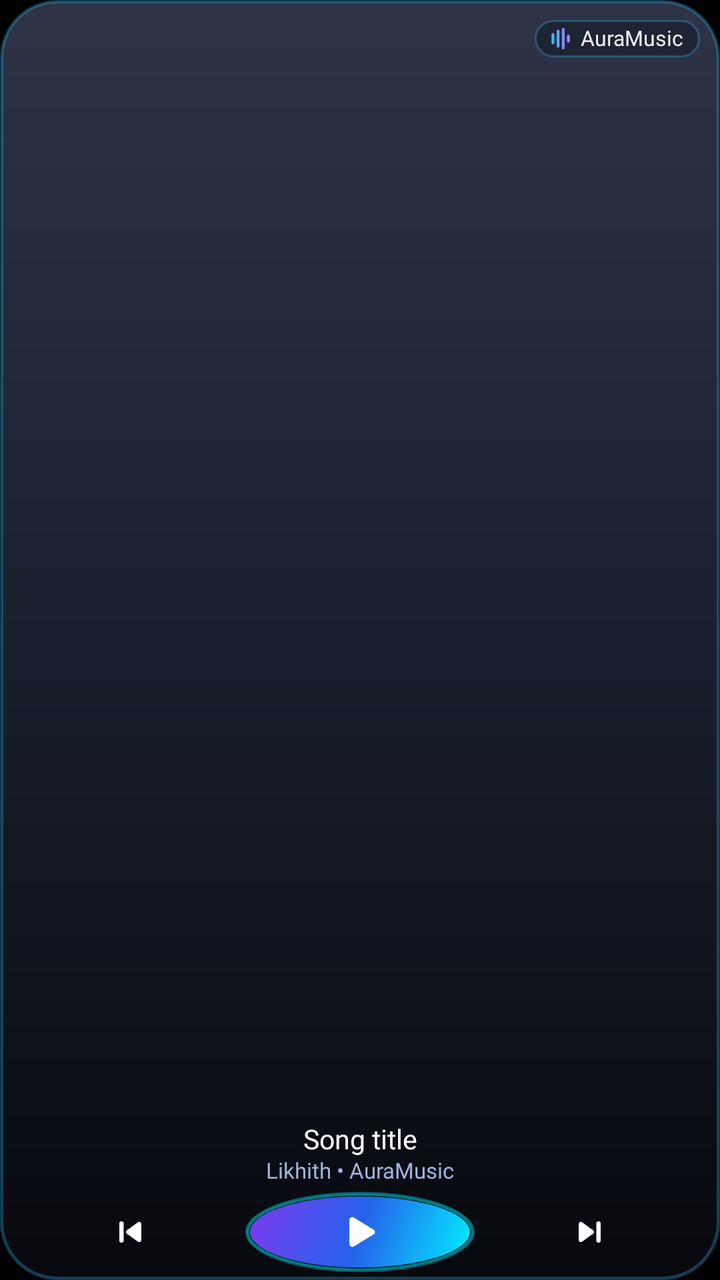
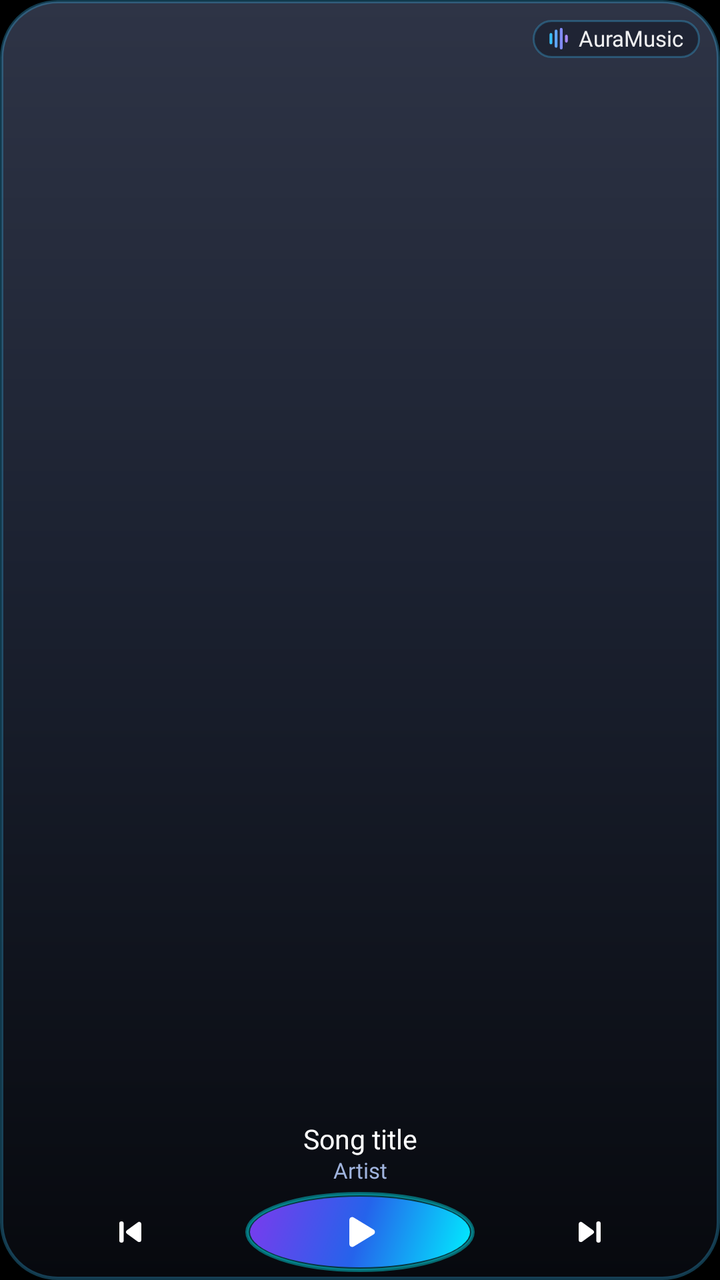

Screens rendered from an Android XML layout before and after an edit, with the pre-edit source and the edit as a unified diff.
<!-- AndroidManifest.xml: application theme Theme.BitChord -->
<!-- res/layout/widget_media_compact_preview.xml -->
<?xml version="1.0" encoding="utf-8"?>
<FrameLayout xmlns:android="http://schemas.android.com/apk/res/android"
    android:layout_width="match_parent"
    android:layout_height="match_parent"
    android:background="@drawable/widget_preview_art">

    
    <LinearLayout
        android:layout_width="wrap_content"
        android:layout_height="wrap_content"
        android:layout_gravity="top|end"
        android:layout_margin="10dp"
        android:background="@drawable/widget_brand_badge_bg"
        android:gravity="center_vertical"
        android:orientation="horizontal"
        android:paddingLeft="7dp"
        android:paddingTop="3dp"
        android:paddingRight="8dp"
        android:paddingBottom="3dp">

        <ImageView
            android:layout_width="12dp"
            android:layout_height="12dp"
            android:importantForAccessibility="no"
            android:src="@drawable/ic_widget_waveform" />

        <TextView
            android:layout_width="wrap_content"
            android:layout_height="wrap_content"
            android:layout_marginLeft="4dp"
            android:fontFamily="@font/sf_pro_display_semibold"
            android:includeFontPadding="false"
            android:text="AuraMusic"
            android:textColor="#EEFFFFFF"
            android:textSize="10.5sp" />
    </LinearLayout>

    <LinearLayout
        android:layout_width="match_parent"
        android:layout_height="@dimen/widget_band_compact"
        android:layout_gravity="bottom"
        android:gravity="center_horizontal|bottom"
        android:orientation="vertical"
        android:paddingLeft="@dimen/widget_band_padding"
        android:paddingRight="@dimen/widget_band_padding"
        android:paddingBottom="4dp">

        <TextView
            android:layout_width="match_parent"
            android:layout_height="wrap_content"
            android:ellipsize="end"
            android:fontFamily="@font/sf_pro_display_bold"
            android:gravity="center_horizontal"
            android:includeFontPadding="false"
            android:maxLines="1"
            android:paddingLeft="4dp"
            android:paddingRight="4dp"
            android:text="@string/widget_preview_title"
            android:textColor="#FFFFFFFF"
            android:textSize="13.5sp" />

        <TextView
            android:layout_width="match_parent"
            android:layout_height="wrap_content"
            android:layout_marginTop="1dp"
            android:layout_marginBottom="4dp"
            android:ellipsize="end"
            android:fontFamily="@font/sf_pro_display_regular"
            android:gravity="center_horizontal"
            android:includeFontPadding="false"
            android:maxLines="1"
            android:paddingLeft="4dp"
            android:paddingRight="4dp"
            android:text="Likhith • AuraMusic"
            android:textColor="#A0B4DE"
            android:textSize="11sp" />

        <LinearLayout
            android:layout_width="match_parent"
            android:layout_height="wrap_content"
            android:gravity="center_vertical"
            android:orientation="horizontal">

            <ImageView
                android:layout_width="0dp"
                android:layout_height="@dimen/widget_button_compact"
                android:layout_weight="1"
                android:background="@drawable/widget_transport_button"
                android:contentDescription="@string/widget_previous"
                android:padding="9dp"
                android:src="@drawable/ic_widget_previous" />

            <ImageView
                android:layout_width="0dp"
                android:layout_height="@dimen/widget_button_compact"
                android:layout_weight="1"
                android:background="@drawable/widget_hero_toggle_button"
                android:contentDescription="@string/widget_play"
                android:padding="7dp"
                android:src="@drawable/ic_widget_play" />

            <ImageView
                android:layout_width="0dp"
                android:layout_height="@dimen/widget_button_compact"
                android:layout_weight="1"
                android:background="@drawable/widget_transport_button"
                android:contentDescription="@string/widget_next"
                android:padding="9dp"
                android:src="@drawable/ic_widget_next" />
        </LinearLayout>
    </LinearLayout>
</FrameLayout>
<!-- resources referenced by this layout -->
<resources>
  <dimen name="widget_band_compact">80dp</dimen>
  <dimen name="widget_band_padding">8dp</dimen>
  <dimen name="widget_button_compact">40dp</dimen>
  <!-- drawable ic_widget_next (drawable) -->
  <?xml version="1.0" encoding="utf-8"?>
  <vector xmlns:android="http://schemas.android.com/apk/res/android"
      android:width="24dp"
      android:height="24dp"
      android:viewportWidth="24"
      android:viewportHeight="24">
      <path
          android:fillColor="#FFFFFFFF"
          android:pathData="M7.4,7.7L7.4,16.3L13.3,12Z"
          android:strokeColor="#FFFFFFFF"
          android:strokeLineCap="round"
          android:strokeLineJoin="round"
          android:strokeWidth="2.4" />
      <path
          android:pathData="M17,7.4L17,16.6"
          android:strokeColor="#FFFFFFFF"
          android:strokeLineCap="round"
          android:strokeWidth="2.4" />
  </vector>
  <!-- drawable ic_widget_play (drawable) -->
  <?xml version="1.0" encoding="utf-8"?>
  <vector xmlns:android="http://schemas.android.com/apk/res/android"
      android:width="24dp"
      android:height="24dp"
      android:viewportWidth="24"
      android:viewportHeight="24">
      <path
          android:fillColor="#FFFFFFFF"
          android:pathData="M8.4,6.4L8.4,17.6L17.6,12Z"
          android:strokeColor="#FFFFFFFF"
          android:strokeLineCap="round"
          android:strokeLineJoin="round"
          android:strokeWidth="2.6" />
  </vector>
  <!-- drawable widget_brand_badge_bg (drawable) -->
  <?xml version="1.0" encoding="utf-8"?>
  <shape xmlns:android="http://schemas.android.com/apk/res/android"
      android:shape="rectangle">
      <corners android:radius="14dp" />
      <solid android:color="#59080B14" />
      <stroke
          android:width="1dp"
          android:color="#4D38BDF8" />
  </shape>
  <!-- drawable widget_preview_art (drawable) -->
  <?xml version="1.0" encoding="utf-8"?>
  <shape xmlns:android="http://schemas.android.com/apk/res/android"
      android:shape="rectangle">
      <corners android:radius="@dimen/widget_corner_radius" />
      <gradient
          android:angle="270"
          android:centerColor="#FF1B2130"
          android:centerY="0.45"
          android:endColor="#FF07090E"
          android:startColor="#FF2E3446"
          android:type="linear" />
      <stroke
          android:width="1.5dp"
          android:color="#4D38BDF8" />
  </shape>
  <!-- drawable widget_transport_button (drawable) -->
  <?xml version="1.0" encoding="utf-8"?>
  <ripple xmlns:android="http://schemas.android.com/apk/res/android"
      android:color="#40FFFFFF">
      <item android:id="@android:id/mask">
          <shape android:shape="oval">
              <solid android:color="#FFFFFFFF" />
          </shape>
      </item>
  </ripple>
  <string name="widget_next">Next</string>
  <string name="widget_play">Play</string>
  <string name="widget_preview_title">Song title</string>
  <string name="widget_previous">Previous</string>
  <style name="Theme.BitChord" parent="Theme.AppCompat.DayNight.NoActionBar">
          <item name="android:windowBackground">@drawable/splash_background</item>
      </style>
  <dimen name="widget_corner_radius">16dp</dimen>
  <!-- drawable splash_background (drawable) -->
  <?xml version="1.0" encoding="utf-8"?>
  <layer-list xmlns:android="http://schemas.android.com/apk/res/android">
      <item android:drawable="@android:color/black" />
      <item
          android:width="140dp"
          android:height="92dp"
          android:gravity="center"
          android:drawable="@drawable/ic_logo" />
  </layer-list>
  <!-- unchanged entries left out for length: 4 -->
</resources>

<!-- the commit's change to res/layout/widget_media_compact_preview.xml (unified diff, before → after) -->
@@ -13,9 +13,9 @@
         android:background="@drawable/widget_brand_badge_bg"
         android:gravity="center_vertical"
         android:orientation="horizontal"
-        android:paddingLeft="7dp"
+        android:paddingStart="7dp"
         android:paddingTop="3dp"
-        android:paddingRight="8dp"
+        android:paddingEnd="8dp"
         android:paddingBottom="3dp">
 
         <ImageView
@@ -27,12 +27,12 @@
         <TextView
             android:layout_width="wrap_content"
             android:layout_height="wrap_content"
-            android:layout_marginLeft="4dp"
+            android:layout_marginStart="4dp"
             android:fontFamily="@font/sf_pro_display_semibold"
             android:includeFontPadding="false"
-            android:text="AuraMusic"
+            android:text="@string/app_name"
             android:textColor="#EEFFFFFF"
-            android:textSize="10.5sp" />
+            android:textSize="11sp" />
     </LinearLayout>
 
     <LinearLayout
@@ -41,8 +41,8 @@
         android:layout_gravity="bottom"
         android:gravity="center_horizontal|bottom"
         android:orientation="vertical"
-        android:paddingLeft="@dimen/widget_band_padding"
-        android:paddingRight="@dimen/widget_band_padding"
+        android:paddingStart="@dimen/widget_band_padding"
+        android:paddingEnd="@dimen/widget_band_padding"
         android:paddingBottom="4dp">
 
         <TextView
@@ -53,8 +53,8 @@
             android:gravity="center_horizontal"
             android:includeFontPadding="false"
             android:maxLines="1"
-            android:paddingLeft="4dp"
-            android:paddingRight="4dp"
+            android:paddingStart="4dp"
+            android:paddingEnd="4dp"
             android:text="@string/widget_preview_title"
             android:textColor="#FFFFFFFF"
             android:textSize="13.5sp" />
@@ -69,9 +69,9 @@
             android:gravity="center_horizontal"
             android:includeFontPadding="false"
             android:maxLines="1"
-            android:paddingLeft="4dp"
-            android:paddingRight="4dp"
-            android:text="Likhith • AuraMusic"
+            android:paddingStart="4dp"
+            android:paddingEnd="4dp"
+            android:text="@string/widget_preview_artist"
             android:textColor="#A0B4DE"
             android:textSize="11sp" />
 
<!-- resource entries referenced after the edit -->
@@ -74,8 +74,10 @@
           </shape>
       </item>
   </ripple>
+  <string name="app_name">AuraMusic</string>
   <string name="widget_next">Next</string>
   <string name="widget_play">Play</string>
+  <string name="widget_preview_artist">Artist</string>
   <string name="widget_preview_title">Song title</string>
   <string name="widget_previous">Previous</string>
   <style name="Theme.BitChord" parent="Theme.AppCompat.DayNight.NoActionBar">
